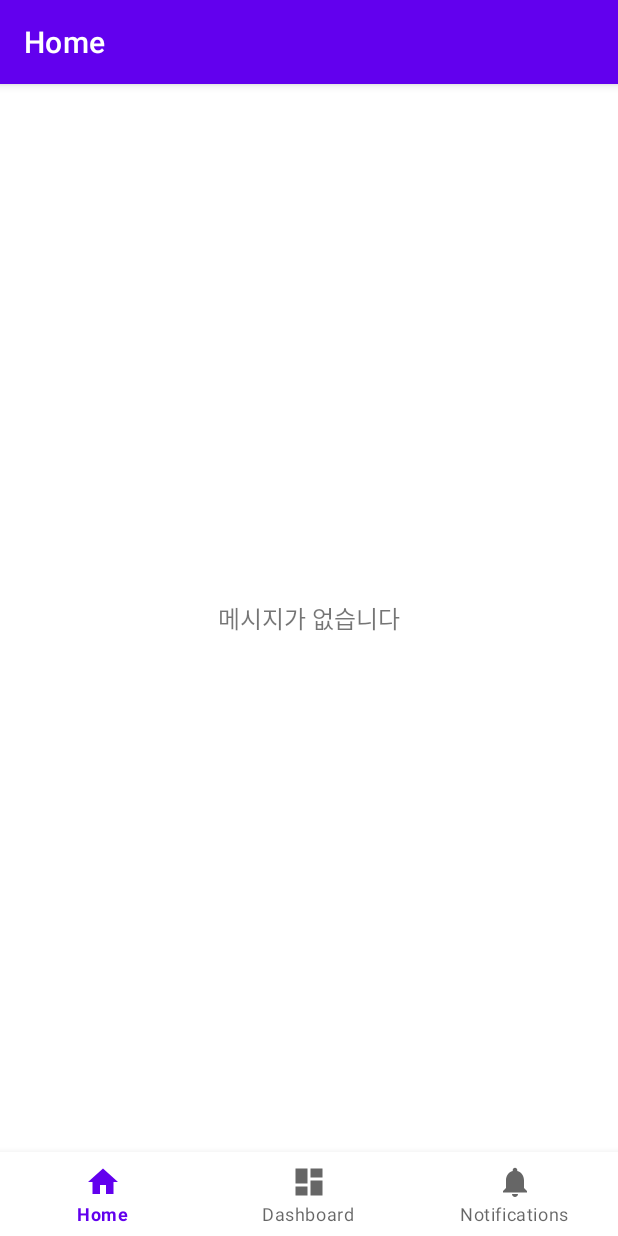
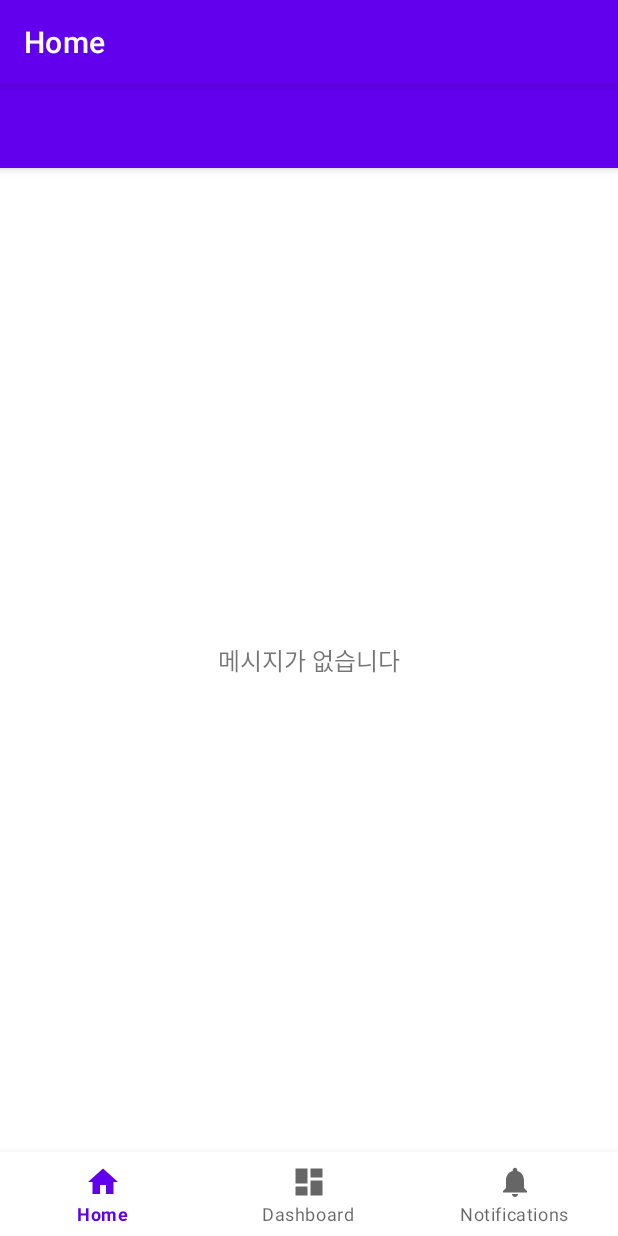
Before and after one commit to ssk-play/safesms, an Android app: the screen it shows after launch (MainActivity), on a phone screen of 412 x 824 dp. Run offline under Robolectric (Android 15) with nearby library versions, the phone set to English and light mode, and no system bars; our stand-ins replace navigation-ui; 1 statement that could not run was skipped.

Commit message:
fix: 앱바 아래로 컨텐츠 표시되도록 레이아웃 수정
- CoordinatorLayout + AppBarLayout 구조로 변경
- Toolbar를 명시적으로 추가하고 setSupportActionBar 설정
- appbar_scrolling_view_behavior로 컨텐츠가 앱바 아래 표시되도록 수정

🤖 Generated with [Claude Code](https://claude.com/claude-code)

Co-Authored-By: Claude <noreply@anthropic.com>

```diff
--- a/app/src/main/kotlin/ssk/safesms/MainActivity.kt
+++ b/app/src/main/kotlin/ssk/safesms/MainActivity.kt
@@ -42,6 +42,9 @@ class MainActivity : AppCompatActivity() {
         binding = ActivityMainBinding.inflate(layoutInflater)
         setContentView(binding.root)
 
+        // Toolbar 설정
+        setSupportActionBar(binding.toolbar)
+
         checkAndRequestPermissions()
 
         val navView: BottomNavigationView = binding.navView
--- a/app/src/main/res/layout/activity_main.xml
+++ b/app/src/main/res/layout/activity_main.xml
@@ -1,21 +1,28 @@
 <?xml version="1.0" encoding="utf-8"?>
-<androidx.constraintlayout.widget.ConstraintLayout xmlns:android="http://schemas.android.com/apk/res/android"
+<androidx.coordinatorlayout.widget.CoordinatorLayout xmlns:android="http://schemas.android.com/apk/res/android"
     xmlns:app="http://schemas.android.com/apk/res-auto"
     android:id="@+id/container"
     android:layout_width="match_parent"
     android:layout_height="match_parent">
 
-    <com.google.android.material.bottomnavigation.BottomNavigationView
-        android:id="@+id/nav_view"
-        android:layout_width="0dp"
-        android:layout_height="wrap_content"
-        android:layout_marginStart="0dp"
-        android:layout_marginEnd="0dp"
-        android:background="?android:attr/windowBackground"
-        app:layout_constraintBottom_toBottomOf="parent"
-        app:layout_constraintLeft_toLeftOf="parent"
-        app:layout_constraintRight_toRightOf="parent"
-        app:menu="@menu/bottom_nav_menu" />
+    <com.google.android.material.appbar.AppBarLayout
+        android:id="@+id/appBarLayout"
+        android:layout_width="match_parent"
+        android:layout_height="wrap_content">
+
+        <androidx.appcompat.widget.Toolbar
+            android:id="@+id/toolbar"
+            android:layout_width="match_parent"
+            android:layout_height="?attr/actionBarSize"
+            android:background="?attr/colorPrimary"
+            app:popupTheme="@style/ThemeOverlay.AppCompat.Light" />
+
+    </com.google.android.material.appbar.AppBarLayout>
+
+    <androidx.constraintlayout.widget.ConstraintLayout
+        android:layout_width="match_parent"
+        android:layout_height="match_parent"
+        app:layout_behavior="@string/appbar_scrolling_view_behavior">
 
         <fragment
             android:id="@+id/nav_host_fragment_activity_main"
@@ -29,4 +36,16 @@
             app:layout_constraintTop_toTopOf="parent"
             app:navGraph="@navigation/mobile_navigation" />
 
+        <com.google.android.material.bottomnavigation.BottomNavigationView
+            android:id="@+id/nav_view"
+            android:layout_width="0dp"
+            android:layout_height="wrap_content"
+            android:background="?android:attr/windowBackground"
+            app:layout_constraintBottom_toBottomOf="parent"
+            app:layout_constraintLeft_toLeftOf="parent"
+            app:layout_constraintRight_toRightOf="parent"
+            app:menu="@menu/bottom_nav_menu" />
+
     </androidx.constraintlayout.widget.ConstraintLayout>
+
+</androidx.coordinatorlayout.widget.CoordinatorLayout>
```
Lines whose indentation alone changed are shown as unchanged.
